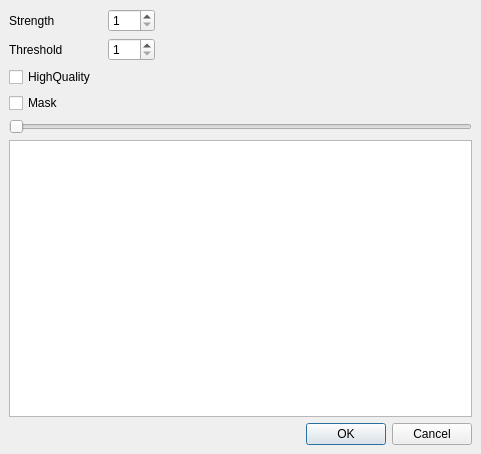
Before: the Qt Designer form avidemux_plugins/ADM_videoFilters6/mSharpen/qt4/msharpen.ui in mean00/avidemux2, drawn with Qt 5.
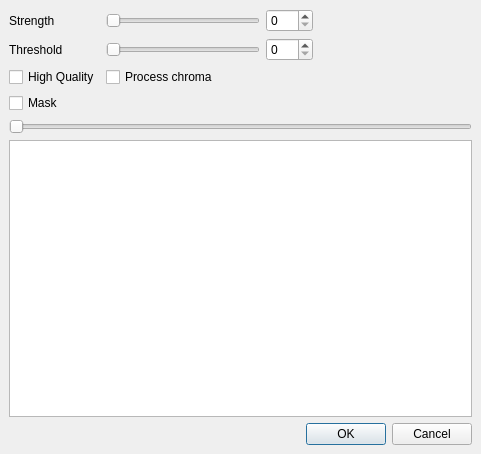
After: the same form once the commit is applied. Custom widgets are drawn as their Qt base class.

Commit message: Asharp and Msharpen bugfixes and improvements

```diff
--- a/avidemux_plugins/ADM_videoFilters6/mSharpen/qt4/msharpen.ui
+++ b/avidemux_plugins/ADM_videoFilters6/mSharpen/qt4/msharpen.ui
@@ -131,14 +131,14 @@
    <item row="2" column="0">
     <widget class="QCheckBox" name="CheckBoxHQ">
      <property name="text">
-      <string>HighQuality</string>
+      <string>High Quality</string>
      </property>
     </widget>
    </item>
    <item row="0" column="2">
     <widget class="QSpinBox" name="spinBoxStrength">
      <property name="minimum">
-      <number>1</number>
+      <number>0</number>
      </property>
      <property name="maximum">
       <number>255</number>
@@ -148,13 +148,43 @@
    <item row="1" column="2">
     <widget class="QSpinBox" name="spinBoxThreshold">
      <property name="minimum">
-      <number>1</number>
+      <number>0</number>
      </property>
      <property name="maximum">
       <number>255</number>
      </property>
     </widget>
    </item>
+   <item row="1" column="1">
+    <widget class="QSlider" name="horizontalSliderThreshold">
+     <property name="maximum">
+      <number>255</number>
+     </property>
+     <property name="orientation">
+      <enum>Qt::Horizontal</enum>
+     </property>
+    </widget>
+   </item>
+   <item row="0" column="1">
+    <widget class="QSlider" name="horizontalSliderStrength">
+     <property name="maximum">
+      <number>255</number>
+     </property>
+     <property name="orientation">
+      <enum>Qt::Horizontal</enum>
+     </property>
+    </widget>
+   </item>
+   <item row="4" column="0" colspan="4">
+    <layout class="QHBoxLayout" name="toolboxLayout"/>
+   </item>
+   <item row="2" column="1">
+    <widget class="QCheckBox" name="checkBoxChroma">
+     <property name="text">
+      <string>Process chroma</string>
+     </property>
+    </widget>
+   </item>
   </layout>
  </widget>
  <customwidgets>
```
Left out of the diff: 3 changed lines with no effect on the pictures. The commit also changes 11 other files.
